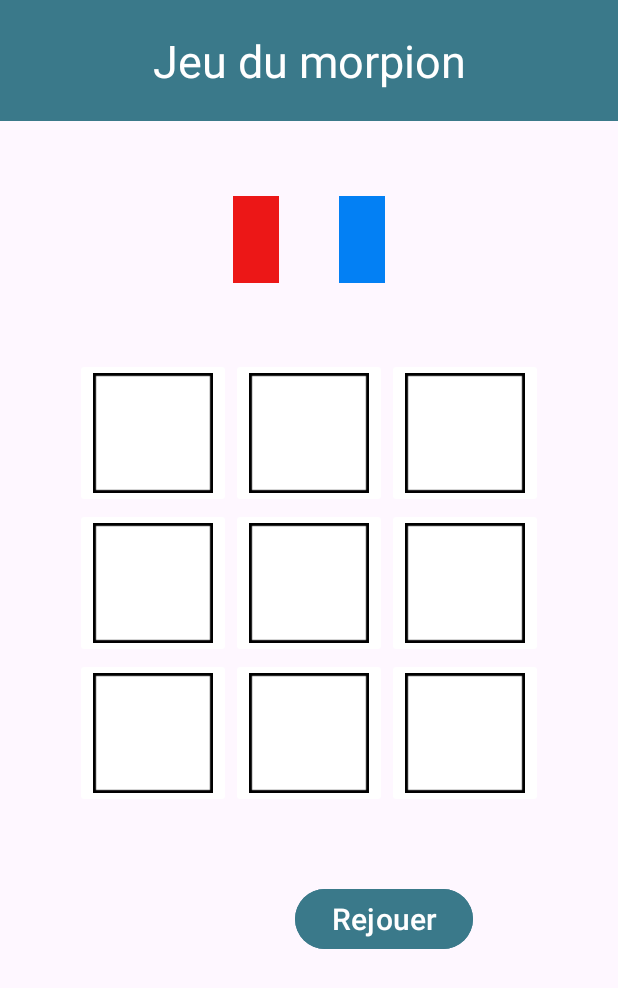
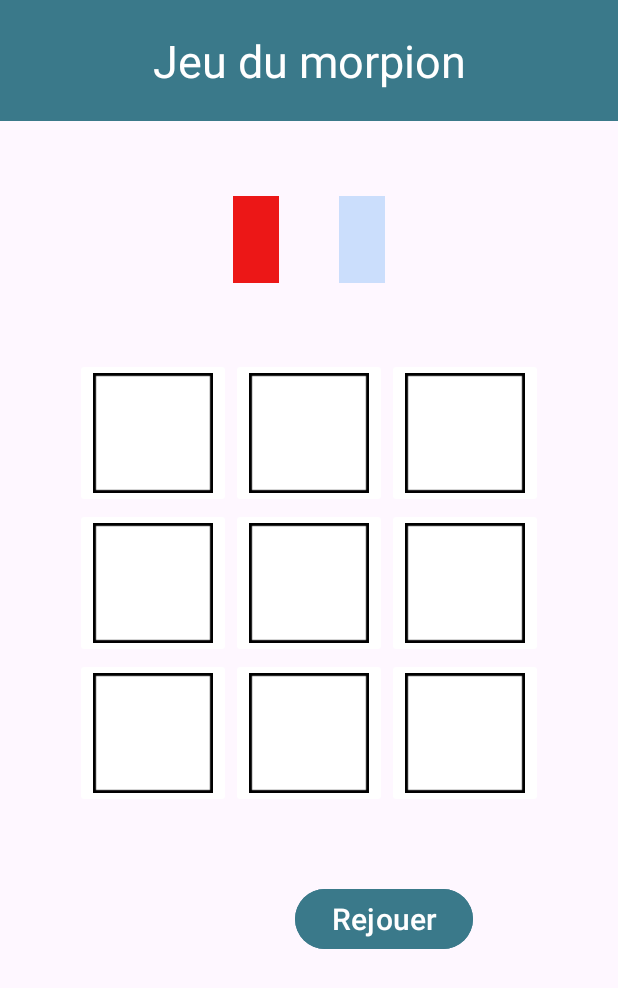
Before and after one commit to m2cci-perouc/AndroidGame, an Android app: the fragment MoprionFragment placed in its activity, on a phone screen of 412 x 824 dp. Shown: the top 988 px of the screen. Run offline under Robolectric (Android 15) with nearby library versions, the phone set to English and light mode, and no system bars.

Commit message:
Tire au hasard le premier joueur et met l'autre en transparence

```diff
--- a/app/src/main/java/com/chloehouse/mopriongame/MoprionFragment.java
+++ b/app/src/main/java/com/chloehouse/mopriongame/MoprionFragment.java
@@ -1,6 +1,4 @@
 package com.chloehouse.mopriongame;
-
-import static android.content.Intent.getIntent;
 
 import android.os.Bundle;
 
@@ -17,12 +15,10 @@ import android.view.LayoutInflater;
 import android.view.View;
 import android.view.ViewGroup;
 import android.widget.Button;
-import android.widget.EditText;
 import android.widget.ImageButton;
 import android.widget.TextView;
 
-import java.net.URISyntaxException;
-import java.util.HashMap;
+import java.util.Random;
 
 
 public class MoprionFragment extends Fragment {
@@ -71,26 +67,16 @@ public class MoprionFragment extends Fragment {
         TextView textJoueur1 = view.findViewById(R.id.textViewNomJoueur1);
         TextView textJoueur2 = view.findViewById(R.id.textViewNomJoueur2);
 
-        ViewModelName nameViewModel = new ViewModelProvider(requireActivity()).get(ViewModelName.class);
+        MyViewModel nameViewModel = new ViewModelProvider(requireActivity()).get(MyViewModel.class);
         Log.i("ViewModelName", "nameViewModel is Initielized !");
 
         nameViewModel.getPlayerName().observe(getViewLifecycleOwner(), names -> {
             textJoueur1.setText(names.first);
             textJoueur2.setText(names.second);
         });
-        /*ViewModelName nameViewModel = new ViewModelProvider(this).get(ViewModelName.class);
-        Log.i("MyTag", "afficher les noms avec modelview");
-        nameViewModel.getPlayerNames().observe(getViewLifecycleOwner(), names -> {
-            Log.i("MyTag", "entre dans getPlayerNames");
-            if (names != null) {
-                textJoueur1.setText(names.first);
-                textJoueur2.setText(names.second);
-                Log.e("MyTag", "les noms sont affiches");
-            } else {
-                // Gérer le cas où les noms ne sont pas encore définis
-                Log.e("MyTag", "Les noms des joueurs ne sont pas définis.");
-            }
-        });*/
+
+        // choisi au hasard le premier joueur
+        firstPlayer(textJoueur1, textJoueur2);
 
         button1.setOnClickListener(new View.OnClickListener() {
             @Override
@@ -172,4 +158,17 @@ public class MoprionFragment extends Fragment {
     private void updateImage(ImageButton button, @DrawableRes int fichier){
         button.setImageResource(fichier);
     }
+
+    private void firstPlayer(TextView textJoueur1, TextView textJoueur2){
+        boolean player1Start;
+
+        Random random = new Random();
+        player1Start = random.nextBoolean();
+
+        if (player1Start){
+            textJoueur2.setAlpha(0.2f);
+        }else {
+            textJoueur1.setAlpha(0.2f);
+        }
+    }
 }
--- a/app/src/main/java/com/chloehouse/mopriongame/ViewModelName.java
+++ b/app/src/main/java/com/chloehouse/mopriongame/MyViewModel.java
@@ -7,12 +7,12 @@ import androidx.lifecycle.LiveData;
 import androidx.lifecycle.MutableLiveData;
 import androidx.lifecycle.ViewModel;
 
-public class ViewModelName extends ViewModel {
+public class MyViewModel extends ViewModel {
 
     private final MutableLiveData<Pair<String, String>> playerNames = new MutableLiveData<>();
 
     //constructor
-    public ViewModelName() {
+    public MyViewModel() {
         Log.i("ViewModelName", "ViewModel is created !");
     }
 
--- a/app/src/main/java/com/chloehouse/mopriongame/WelcomeFragment.java
+++ b/app/src/main/java/com/chloehouse/mopriongame/WelcomeFragment.java
@@ -1,6 +1,5 @@
 package com.chloehouse.mopriongame;
 
-import android.content.Intent;
 import android.os.Bundle;
 
 import androidx.annotation.NonNull;
@@ -12,7 +11,6 @@ import androidx.lifecycle.ViewModelProvider;
 
 import android.text.Editable;
 import android.text.TextWatcher;
-import android.util.Log;
 import android.view.LayoutInflater;
 import android.view.View;
 import android.view.ViewGroup;
@@ -86,7 +84,7 @@ public class WelcomeFragment extends Fragment {
         });
 
         //initialise le viwModel
-        ViewModelName nameViewModel = new ViewModelProvider(requireActivity()).get(ViewModelName.class);
+        MyViewModel nameViewModel = new ViewModelProvider(requireActivity()).get(MyViewModel.class);
 
         button.setOnClickListener(new View.OnClickListener() {
             @Override
```
